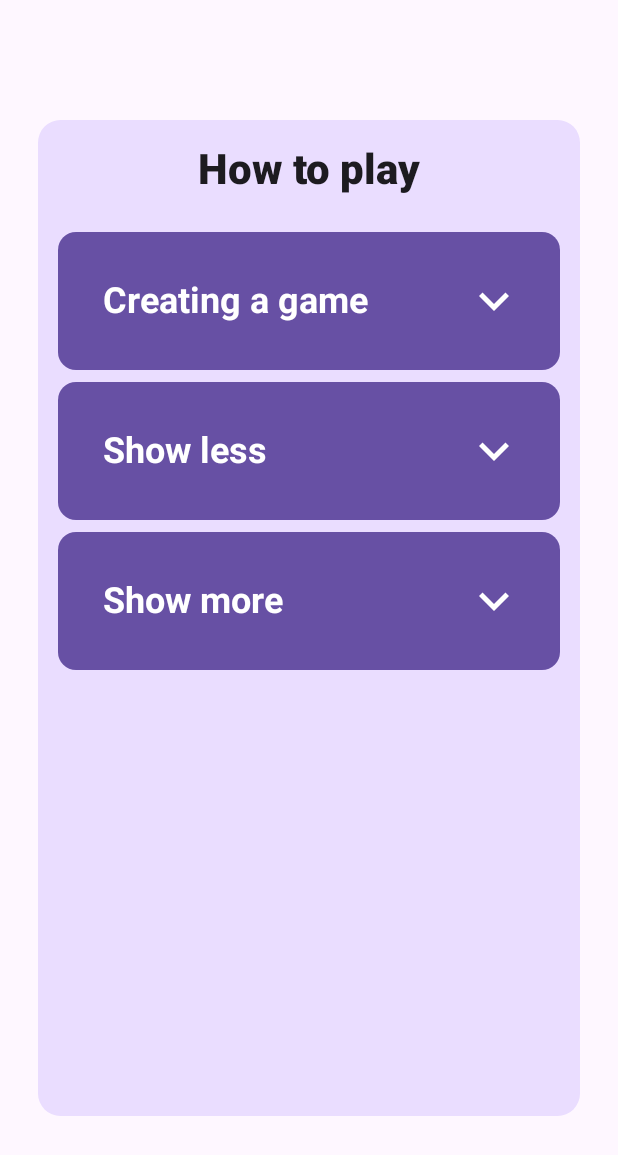
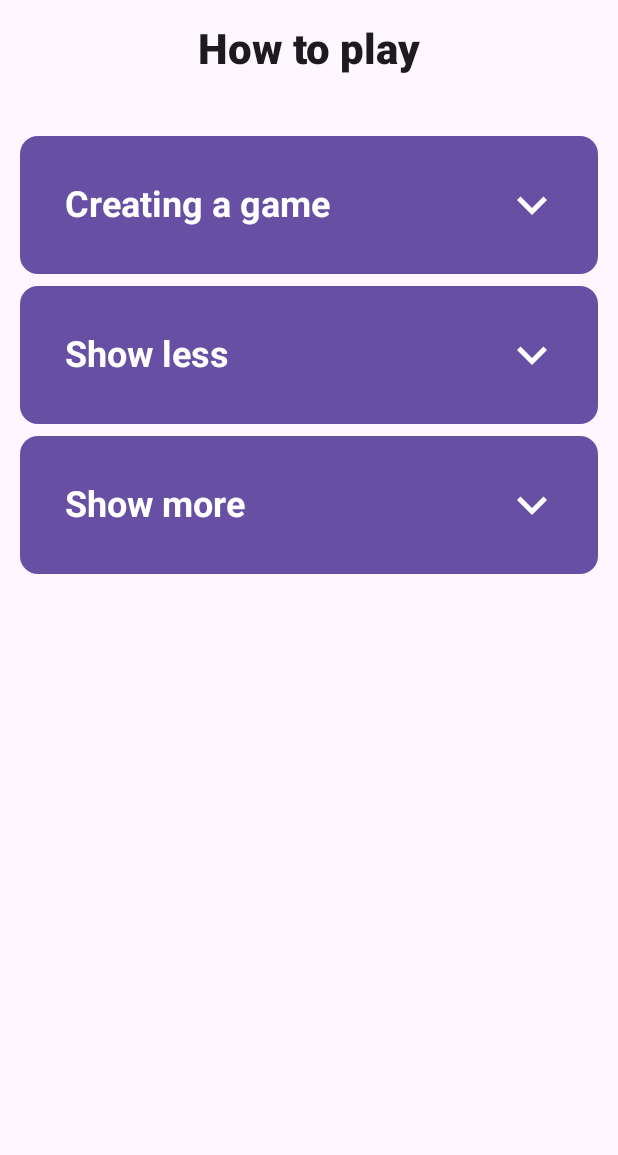
Before and after one commit to thorsjur/tdt4240-sketchmatch, an Android app built with Jetpack Compose: the screen it shows after launch (MainActivity), after a tap on "How to play", on a phone screen of 412 x 824 dp. Shown: the top 1155 px of the screen. Run offline under Robolectric (Android 15) with nearby library versions, the light colour scheme and no system bars; libraries missing offline, so code that uses them is left out: dev.icerock.moko; 4 statements that could not run were skipped.

Commit message:
Implementing navigation in the app

```diff
--- a/android/app/build.gradle.kts
+++ b/android/app/build.gradle.kts
@@ -34,7 +34,7 @@
         }
 
         debug {
-            buildConfigField("String", "SOCKET_IO_ADDRESS", "\"http://creativecode.tu-varna.bg:40401\"")
+            buildConfigField("String", "SOCKET_IO_ADDRESS", "\"http://192.168.5.146:40401\"")
         }
     }
     compileOptions {
@@ -70,6 +70,8 @@
     implementation("dev.icerock.moko:socket-io-android:0.4.0")
     implementation("androidx.lifecycle:lifecycle-viewmodel-compose:2.7.0")
     implementation("com.google.code.gson:gson:2.10")
+    implementation("androidx.navigation:navigation-runtime-ktx:2.7.7")
+    implementation("androidx.navigation:navigation-compose:2.7.7")
     testImplementation("junit:junit:4.13.2")
     androidTestImplementation("androidx.test.ext:junit:1.1.5")
     androidTestImplementation("androidx.test.espresso:espresso-core:3.5.1")
--- a/android/app/src/main/java/com/groupfive/sketchmatch/HelpScreen.kt
+++ b/android/app/src/main/java/com/groupfive/sketchmatch/HelpScreen.kt
@@ -1,6 +1,7 @@
 package com.groupfive.sketchmatch
 
 import android.content.res.Configuration
+import androidx.activity.compose.BackHandler
 import androidx.compose.foundation.layout.Arrangement
 import androidx.compose.foundation.layout.Column
 import androidx.compose.foundation.layout.IntrinsicSize
@@ -21,6 +22,7 @@
 import androidx.compose.material3.Icon
 import androidx.compose.material3.IconButton
 import androidx.compose.material3.MaterialTheme
+import androidx.compose.material3.Surface
 import androidx.compose.material3.Text
 import androidx.compose.runtime.Composable
 import androidx.compose.runtime.getValue
@@ -38,11 +40,20 @@
 import androidx.compose.ui.tooling.preview.Preview
 import androidx.compose.ui.unit.dp
 import androidx.compose.ui.unit.sp
+import androidx.navigation.NavController
+import androidx.navigation.compose.rememberNavController
 import com.groupfive.sketchmatch.ui.theme.SketchmatchTheme
 
 
 @Composable
-fun HelpScreen(modifier: Modifier = Modifier) {
+fun HelpScreen(
+    modifier: Modifier = Modifier,
+    navController: NavController
+) {
+
+    BackHandler {
+        navController.popBackStack()
+    }
 
     val desc1 = arrayOf(stringResource(R.string.desc1_1), stringResource(R.string.desc1_2), stringResource(R.string.desc1_3), stringResource(R.string.desc1_4), stringResource(R.string.desc1_5))
     val desc2 = arrayOf(stringResource(R.string.desc2_1), stringResource(R.string.desc2_2), stringResource(R.string.desc2_3))
@@ -53,6 +64,11 @@
     val card3 = arrayOf(stringResource(R.string.how_to_play_title), desc3)
     val cardList = arrayOf(card1, card2, card3)
 
+
+    Surface(
+        modifier = Modifier.fillMaxSize(),
+        color = MaterialTheme.colorScheme.background
+    ) {
         Column(modifier = modifier
             .fillMaxSize()
             .padding(5.dp),
@@ -85,12 +101,14 @@
                         colors = CardDefaults.cardColors(
                             containerColor = MaterialTheme.colorScheme.primary
                         ),
-                    modifier = modifier.padding(vertical = 4.dp, horizontal = 8.dp)
+                        modifier = modifier
+                            .padding(vertical = 4.dp, horizontal = 8.dp)
                             .height(IntrinsicSize.Min)
                             .wrapContentHeight()
                     ) {
 
                         HelpCardContent(title, description)
+                    }
                 }
             }
         }
@@ -164,6 +182,6 @@
 @Composable
 fun HelpScreenPreview() {
     SketchmatchTheme {
-        HelpScreen()
+        HelpScreen(navController = rememberNavController())
     }
 }
--- a/android/app/src/main/java/com/groupfive/sketchmatch/MainActivity.kt
+++ b/android/app/src/main/java/com/groupfive/sketchmatch/MainActivity.kt
@@ -3,14 +3,17 @@
 import android.os.Bundle
 import androidx.activity.ComponentActivity
 import androidx.activity.compose.setContent
-import androidx.compose.foundation.layout.fillMaxSize
-import androidx.compose.material3.MaterialTheme
-import androidx.compose.material3.Surface
-import androidx.compose.ui.Modifier
+import androidx.navigation.NavHostController
+import androidx.navigation.compose.rememberNavController
+import com.groupfive.sketchmatch.navigator.nav_graph.SetupNavGraph
 import com.groupfive.sketchmatch.ui.theme.SketchmatchTheme
 import com.groupfive.sketchmatch.view.demo.MessageClient
 
 class MainActivity : ComponentActivity() {
+    // NavHostController
+    lateinit var navController: NavHostController
+
+    // Socket IO Client
     private val client = MessageClient.getInstance()
 
     override fun onCreate(savedInstanceState: Bundle?) {
@@ -21,17 +24,9 @@
 
         setContent {
             SketchmatchTheme {
-                // A surface container using the 'background' color from the theme
-                Surface(
-                    modifier = Modifier.fillMaxSize(),
-                    color = MaterialTheme.colorScheme.background
-                ) {
-                    MainMenuScreen()
-                }
-
-
+                navController = rememberNavController()
+                SetupNavGraph(navController = navController)
             }
-
         }
     }
 }
--- a/android/app/src/main/java/com/groupfive/sketchmatch/MainMenuScreen.kt
+++ b/android/app/src/main/java/com/groupfive/sketchmatch/MainMenuScreen.kt
@@ -5,40 +5,32 @@
 import androidx.compose.foundation.background
 import androidx.compose.foundation.layout.Arrangement
 import androidx.compose.foundation.layout.Column
-import androidx.compose.foundation.layout.IntrinsicSize
 import androidx.compose.foundation.layout.fillMaxSize
 import androidx.compose.foundation.layout.padding
-import androidx.compose.foundation.layout.paddingFromBaseline
 import androidx.compose.foundation.layout.size
 import androidx.compose.foundation.layout.width
 import androidx.compose.foundation.shape.RoundedCornerShape
 import androidx.compose.material3.Button
 import androidx.compose.material3.MaterialTheme
-import androidx.compose.material3.Shapes
 import androidx.compose.material3.Surface
 import androidx.compose.material3.Text
 import androidx.compose.runtime.Composable
-import androidx.compose.runtime.getValue
-import androidx.compose.runtime.mutableStateOf
-import androidx.compose.runtime.saveable.rememberSaveable
-import androidx.compose.runtime.setValue
 import androidx.compose.ui.Alignment
 import androidx.compose.ui.Modifier
 import androidx.compose.ui.draw.clip
-import androidx.compose.ui.draw.paint
-import androidx.compose.ui.graphics.Color
-import androidx.compose.ui.graphics.RectangleShape
-import androidx.compose.ui.graphics.painter.Painter
 import androidx.compose.ui.res.painterResource
-import androidx.compose.ui.res.stringResource
 import androidx.compose.ui.tooling.preview.Preview
 import androidx.compose.ui.unit.dp
+import androidx.navigation.NavController
+import androidx.navigation.compose.rememberNavController
+import com.groupfive.sketchmatch.navigator.Screen
 import com.groupfive.sketchmatch.ui.theme.SketchmatchTheme
 
 @Composable
-fun MainMenuScreen(modifier: Modifier = Modifier) {
-    var shouldShowHelp by rememberSaveable { mutableStateOf(false) }
-
+fun MainMenuScreen(
+    modifier: Modifier = Modifier,
+    navController: NavController
+) {
     Surface(modifier, color = MaterialTheme.colorScheme.background) {
         Column(
             modifier = modifier
@@ -50,16 +42,11 @@
             horizontalAlignment = Alignment.CenterHorizontally
 
         ) {
-            if (shouldShowHelp){
-                HelpScreen()
-            }
-            else {
-                Image(painter = painterResource(id = R.drawable.logog), contentDescription = null, modifier = Modifier.size(250.dp)
-                )
-                CreateGameButton(onCreateGameClicked = {})
-                JoinGameButton(onJoinGameClicked = { })
-                HelpButton(onHelpClicked = { shouldShowHelp = true })
-            }
+            Image(painter = painterResource(id = R.drawable.logog), contentDescription = null, modifier = Modifier.size(250.dp)
+            )
+            CreateGameButton(onCreateGameClicked = {})
+            JoinGameButton(onJoinGameClicked = { navController.navigate(Screen.GameRoomsList.route) })
+            HelpButton(onHelpClicked = { navController.navigate(Screen.Help.route) })
         }
     }
 }
@@ -109,6 +96,6 @@
 @Composable
 fun MainMenuPreview() {
     SketchmatchTheme {
-        MainMenuScreen()
+        MainMenuScreen(navController = rememberNavController())
     }
 }
--- /dev/null
+++ b/android/app/src/main/java/com/groupfive/sketchmatch/navigator/Screen.kt
@@ -0,0 +1,8 @@
+package com.groupfive.sketchmatch.navigator
+
+sealed class Screen(val route: String) {
+    object MainMenu : Screen(route = "main_menu_screen")
+    object Help : Screen(route = "help_screen")
+    object GameRoomsList : Screen(route = "game_rooms_list_screen")
+    object Test: Screen(route = "test_screen")
+}
--- /dev/null
+++ b/android/app/src/main/java/com/groupfive/sketchmatch/navigator/nav_graph/NavGraph.kt
@@ -0,0 +1,69 @@
+package com.groupfive.sketchmatch.navigator.nav_graph
+
+import androidx.compose.runtime.Composable
+import androidx.navigation.NavHostController
+import androidx.navigation.compose.NavHost
+import androidx.navigation.compose.composable
+import com.groupfive.sketchmatch.GamesListScreen
+import com.groupfive.sketchmatch.HelpScreen
+import com.groupfive.sketchmatch.MainMenuScreen
+import com.groupfive.sketchmatch.navigator.Screen
+import androidx.compose.animation.EnterTransition
+import androidx.compose.animation.ExitTransition
+
+@Composable
+fun SetupNavGraph(navController: NavHostController) {
+
+    /*
+    This is a simple NavHost that contains the different screens of the app.
+    When we implement more screens, we have to separate the graph into different nested NavHosts.
+    We have to combine logically related screens into a single NavHost.
+    E.g. We can combine the screens related to a game (draw, score, guess, etc.) into a single NavHost.
+
+    You can follow this tutorial:
+    https://www.youtube.com/watch?v=glyqjzkc4fk&list=PLSrm9z4zp4mFYcmFGcJmdsps_lpsaWvKM&index=1
+
+    There is also shown how to implement bottom navigation bar with using the NavHost,
+    but I am not sure that we need it. It will create some difficulties with managing the states.
+    E.g if we want to go to the main menu from the game screen while the game is in progress,
+    we have to do it from a designated button, not from the bottom navigation bar in order to
+    properly process the game state (send to the server that the player left the game, etc.)
+    And as we do not have so many screens out of the game context, we can use the build in back
+    button of the OS to navigate back to the main menu from the help screen for example.
+     */
+
+    NavHost(
+        navController = navController,
+        startDestination = Screen.MainMenu.route,
+        /* Removing transitions animations
+        enterTransition = {
+            EnterTransition.None
+        },
+        exitTransition = {
+            ExitTransition.None
+        }
+        */
+    ) {
+
+        // Home Screen Destination
+        composable(
+            route = Screen.MainMenu.route
+        ) {
+            MainMenuScreen(navController = navController)
+        }
+
+        // Help Screen Destination
+        composable(
+            route = Screen.Help.route
+        ) {
+            HelpScreen(navController = navController)
+        }
+
+        // GameRoomsList Screen Destination
+        composable(
+            route = Screen.GameRoomsList.route
+        ) {
+            GamesListScreen(navController = navController)
+        }
+    }
+}
--- a/android/app/src/main/java/com/groupfive/sketchmatch/view/demo/MessageClient.kt
+++ b/android/app/src/main/java/com/groupfive/sketchmatch/view/demo/MessageClient.kt
@@ -152,6 +152,7 @@
         list?.remove(callback)
     }
 
+    // Remove all callbacks for a specific event
     fun removeAllCallbacks(event: String) {
         eventCallbacks.remove(event)
     }
```
Also changed, not shown: android/app/src/main/java/com/groupfive/sketchmatch/GamesListScreen.kt (+21 -3 lines), android/app/src/main/java/com/groupfive/sketchmatch/viewmodels/GameRoomsViewModel.kt (+8 -0 lines). Lines whose indentation alone changed are shown as unchanged.
